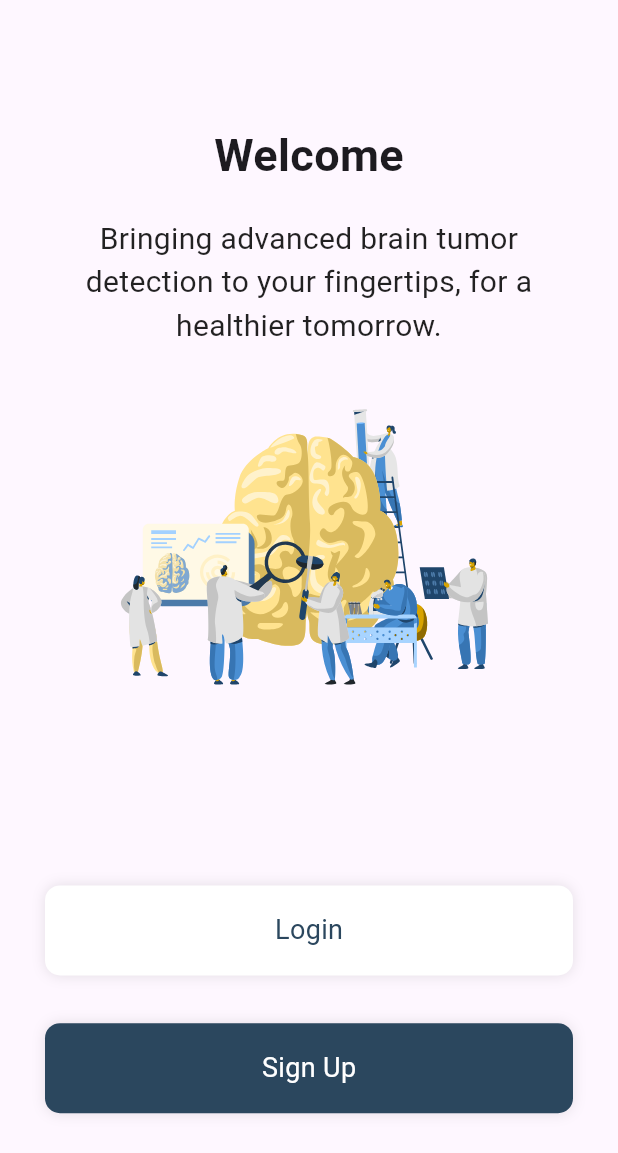
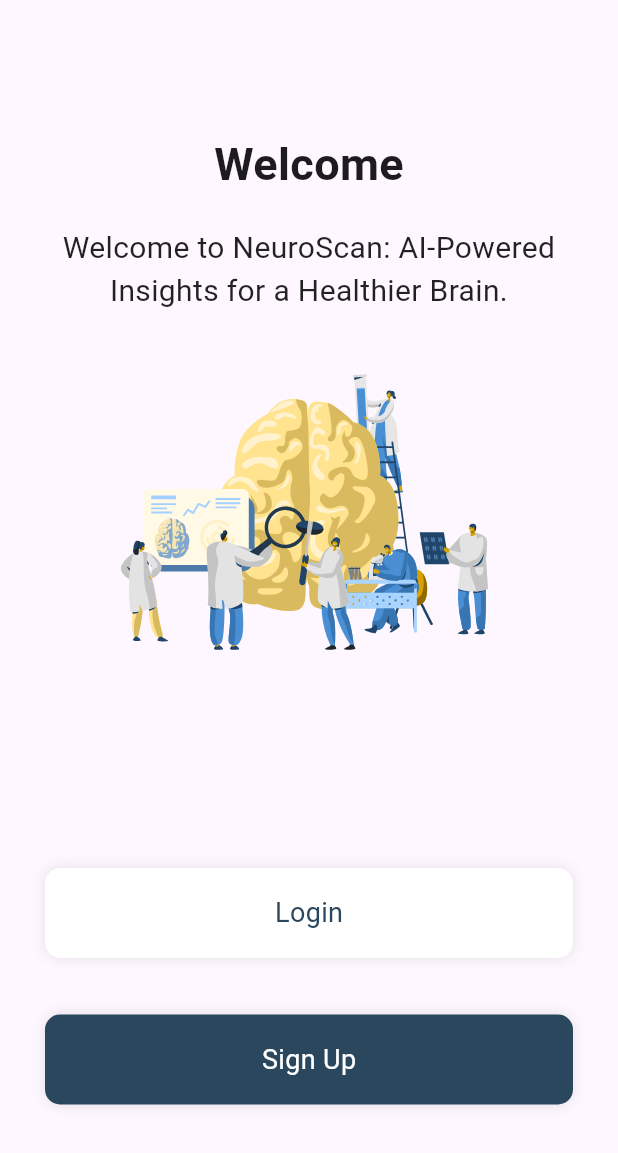
Before and after one commit to AdhamEhabAi/NeuroScan, a Flutter app: the screen it shows after launch, on a phone screen of 412 x 824 dp. Shown: the top 1153 px of the screen. Run offline on Flutter 3.47's test engine with Material 3 defaults, Android fonts, the phone set to English and light mode, and no system bars; our stand-ins replace bloc, cloud_firestore, dotted_border, firebase_auth, firebase_core, flutter_bloc and 7 more; accounts and stored records are empty.

```diff
--- a/lib/core/utils/api_services.dart
+++ b/lib/core/utils/api_services.dart
@@ -10,7 +10,7 @@ class ApiService {
     required String function,
     required File file,
   }) async {
-    final url = '$baseUrl/$function';
+    final url = '$baseUrl/$function/';
     final request = http.MultipartRequest('POST', Uri.parse(url));
 
     request.files.add(
@@ -26,7 +26,7 @@ class ApiService {
     required headers,
     required body,
   }) async {
-    final url = '$baseUrl/$function';
+    final url = '$baseUrl/$function/';
     final response = await http.post(
       Uri.parse(url),
       body: body,
--- a/lib/features/splash_and_getStarted/presentation/views/widgets/get_started_view_body.dart
+++ b/lib/features/splash_and_getStarted/presentation/views/widgets/get_started_view_body.dart
@@ -34,7 +34,7 @@ class GetStartedViewBody extends StatelessWidget {
                   height: 20,
                 ),
                 Text(
-                  'Bringing advanced brain tumor detection to your fingertips, for a healthier tomorrow. ',
+                  "Welcome to NeuroScan: AI-Powered Insights for a Healthier Brain.",
                   textAlign: TextAlign.center,
                   style: TextStyle(
                     fontSize: 20,
--- a/lib/features/tumor_stepper/presentation/manager/tumor_stepper_cubit.dart
+++ b/lib/features/tumor_stepper/presentation/manager/tumor_stepper_cubit.dart
@@ -118,7 +118,6 @@ class TumorStepperCubit extends Cubit<TumorStepperState> {
       }
     } catch (e) {
       emit(PredictionField(errMassage: 'Failed to get prediction'));
-      print(e.toString()); // Proper error handling
     }
   }
 
```
